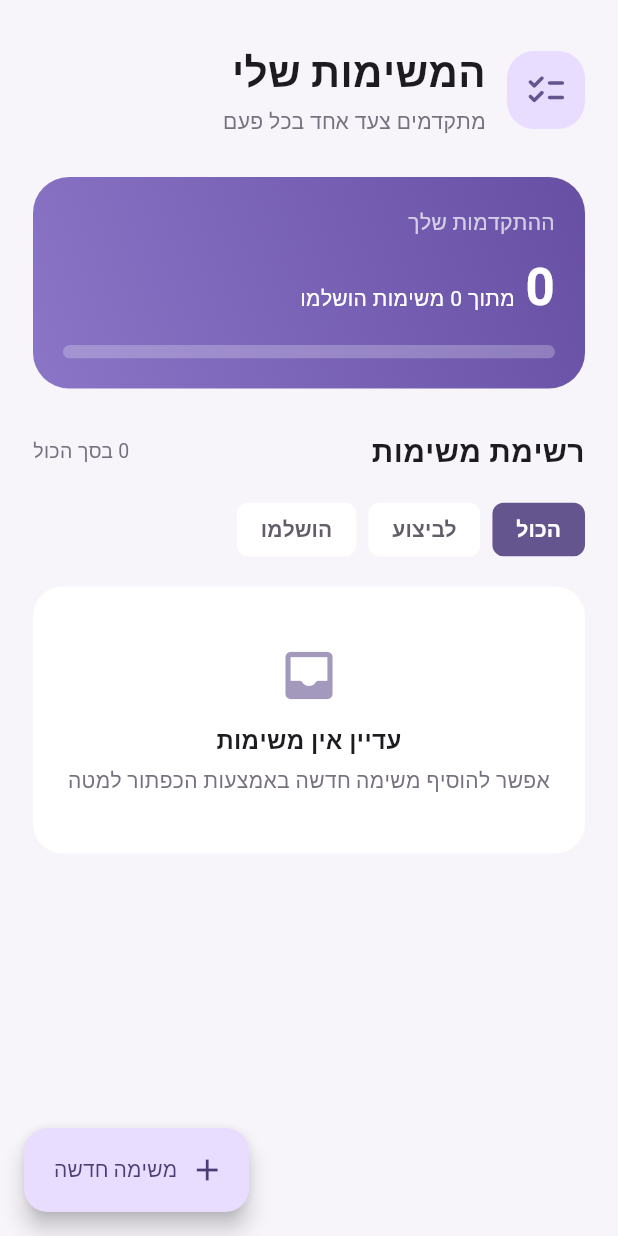
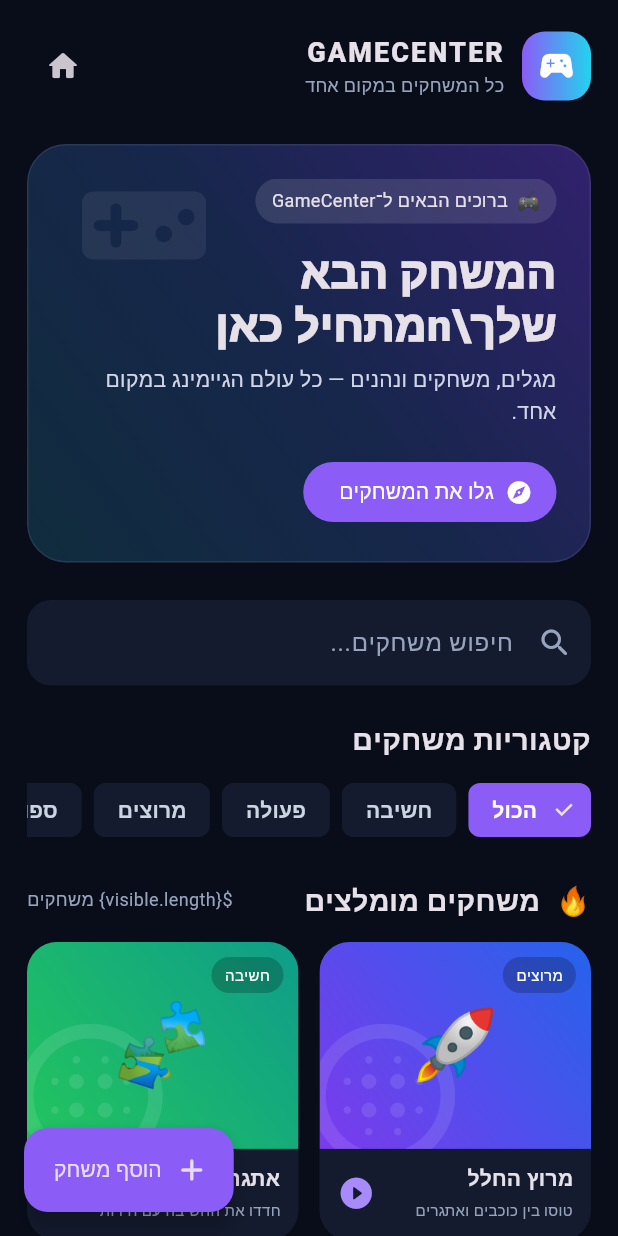
Before and after one commit to gilicohenhoshen-ui/gamecenter, a Flutter app: the screen it shows after launch, on a phone screen of 412 x 824 dp. Run offline on Flutter 3.47's test engine with Material 3 defaults, Android fonts, the phone set to English and light mode, and no system bars; Roboto replaces fonts that are missing (Arial).

Commit message:
Build GameCenter gaming portal homepage

```diff
--- a/lib/main.dart
+++ b/lib/main.dart
@@ -1,295 +1,214 @@
 import 'package:flutter/material.dart';
 
-void main() => runApp(const TasksApp());
+void main() => runApp(const GameCenterApp());
 
-class TasksApp extends StatelessWidget {
-  const TasksApp({super.key});
+const bg = Color(0xFF090D1A);
+const panel = Color(0xFF141B2E);
+const muted = Color(0xFF98A4BD);
+const accent = Color(0xFF8B5CF6);
+
+class GameCenterApp extends StatelessWidget {
+  const GameCenterApp({super.key});
+  @override
+  Widget build(BuildContext context) => MaterialApp(
+    debugShowCheckedModeBanner: false,
+    title: 'GameCenter',
+    theme: ThemeData(
+      brightness: Brightness.dark,
+      scaffoldBackgroundColor: bg,
+      colorScheme: ColorScheme.fromSeed(seedColor: accent, brightness: Brightness.dark),
+      fontFamily: 'Arial',
+      useMaterial3: true,
+    ),
+    home: const HomePage(),
+  );
+}
+
+class Game {
+  Game(this.name, this.category, this.emoji, this.colors, {this.description = 'משחק מהנה שמחכה לך'});
+  final String name, category, emoji, description;
+  final List<Color> colors;
+}
+
+class HomePage extends StatefulWidget {
+  const HomePage({super.key});
+  @override
+  State<HomePage> createState() => _HomePageState();
+}
+
+class _HomePageState extends State<HomePage> {
+  final search = TextEditingController();
+  String category = 'הכול';
+  final categories = ['הכול', 'חשיבה', 'פעולה', 'מרוצים', 'ספורט', 'הרפתקאות', 'ילדים'];
+  final games = <Game>[
+    Game('מרוץ החלל', 'מרוצים', '🚀', [Color(0xFF2563EB), Color(0xFF7C3AED)], description: 'טוסו בין כוכבים ואתגרים'),
+    Game('אתגר המוח', 'חשיבה', '🧩', [Color(0xFF0F9D8A), Color(0xFF22C55E)], description: 'חדדו את החשיבה עם חידות'),
+    Game('זירת הגיבורים', 'פעולה', '⚔️', [Color(0xFFEA580C), Color(0xFFDC2626)], description: 'הרפתקה מלאה באקשן'),
+    Game('כוכב הכדורסל', 'ספורט', '🏀', [Color(0xFFEA8A16), Color(0xFFB45309)], description: 'קלעו לסל ושברו שיאים'),
+    Game('אי ההרפתקאות', 'הרפתקאות', '🏝️', [Color(0xFF0891B2), Color(0xFF2563EB)], description: 'גלו עולם חדש ומסתורי'),
+    Game('עולם החיות', 'ילדים', '🦊', [Color(0xFFDB2777), Color(0xFF9333EA)], description: 'משחק צבעוני לכל המשפחה'),
+    Game('קפיצת הנינג׳ה', 'פעולה', '🥷', [Color(0xFF475569), Color(0xFF7C3AED)]),
+    Game('פאזל הצבעים', 'חשיבה', '🎨', [Color(0xFF0D9488), Color(0xFF0EA5E9)]),
+  ];
+
+  List<Game> get visible => games.where((g) =>
+    (category == 'הכול' || g.category == category) &&
+    ('\${g.name} \${g.category}'.toLowerCase().contains(search.text.toLowerCase()))
+  ).toList();
+
+  void addGame() {
+    final name = TextEditingController();
+    final link = TextEditingController();
+    showDialog(context: context, builder: (ctx) => Directionality(
+      textDirection: TextDirection.rtl,
+      child: AlertDialog(
+        backgroundColor: panel,
+        title: const Text('הוספת משחק חדש'),
+        content: Column(mainAxisSize: MainAxisSize.min, children: [
+          TextField(controller: name, decoration: const InputDecoration(labelText: 'שם המשחק')),
+          const SizedBox(height: 10),
+          TextField(controller: link, decoration: const InputDecoration(labelText: 'קישור למשחק (לא חובה)')),
+        ]),
+        actions: [
+          TextButton(onPressed: () => Navigator.pop(ctx), child: const Text('ביטול')),
+          FilledButton(onPressed: () {
+            if (name.text.trim().isNotEmpty) setState(() => games.insert(0, Game(name.text.trim(), 'חשיבה', '🎮', [accent, const Color(0xFF2563EB)])));
+            Navigator.pop(ctx);
+          }, child: const Text('הוספה')),
+        ],
+      ),
+    ));
+  }
+
+  @override
+  void dispose() { search.dispose(); super.dispose(); }
 
   @override
   Widget build(BuildContext context) {
-    const seed = Color(0xFF6750A4);
-    return MaterialApp(
-      debugShowCheckedModeBanner: false,
-      title: 'המשימות שלי',
-      theme: ThemeData(
-        useMaterial3: true,
-        colorScheme: ColorScheme.fromSeed(seedColor: seed, brightness: Brightness.light),
-        scaffoldBackgroundColor: const Color(0xFFF7F5FA),
-        fontFamily: 'Arial',
+    final wide = MediaQuery.sizeOf(context).width > 760;
+    return Directionality(textDirection: TextDirection.rtl, child: Scaffold(
+      floatingActionButton: FloatingActionButton.extended(
+        onPressed: addGame, backgroundColor: accent,
+        icon: const Icon(Icons.add_rounded), label: const Text('הוסף משחק'),
       ),
-      home: const TasksHomePage(),
-    );
+      body: SafeArea(child: Center(child: ConstrainedBox(
+        constraints: const BoxConstraints(maxWidth: 1180),
+        child: CustomScrollView(slivers: [
+          SliverToBoxAdapter(child: Padding(
+            padding: EdgeInsets.fromLTRB(wide ? 34 : 18, 20, wide ? 34 : 18, 0),
+            child: Column(crossAxisAlignment: CrossAxisAlignment.start, children: [
+              Row(children: [
+                Container(width: 46, height: 46, decoration: BoxDecoration(
+                  gradient: const LinearGradient(colors: [accent, Color(0xFF22D3EE)]),
+                  borderRadius: BorderRadius.circular(15)),
+                  child: const Icon(Icons.sports_esports_rounded, color: Colors.white, size: 27)),
+                const SizedBox(width: 12),
+                const Column(crossAxisAlignment: CrossAxisAlignment.start, children: [
+                  Text('GAMECENTER', style: TextStyle(fontWeight: FontWeight.w900, fontSize: 18, letterSpacing: 1.4)),
+                  Text('כל המשחקים במקום אחד', style: TextStyle(color: muted, fontSize: 12)),
+                ]),
+                const Spacer(),
+                if (wide) TextButton.icon(onPressed: addGame, icon: const Icon(Icons.add), label: const Text('הוסף משחק')),
+                IconButton(onPressed: () => setState(() { category = 'הכול'; search.clear(); }), icon: const Icon(Icons.home_rounded), tooltip: 'דף הבית'),
+              ]),
+              const SizedBox(height: 28),
+              Container(
+                width: double.infinity, padding: EdgeInsets.all(wide ? 30 : 22),
+                decoration: BoxDecoration(
+                  borderRadius: BorderRadius.circular(26),
+                  gradient: const LinearGradient(begin: Alignment.topRight, end: Alignment.bottomLeft,
+                    colors: [Color(0xFF31216D), Color(0xFF17264B), Color(0xFF102C3D)]),
+                  border: Border.all(color: Colors.white.withValues(alpha: .08)),
+                ),
+                child: Stack(children: [
+                  Positioned(left: 10, top: -14, child: Icon(Icons.videogame_asset_rounded, size: wide ? 130 : 90, color: Colors.white.withValues(alpha: .07))),
+                  Column(crossAxisAlignment: CrossAxisAlignment.start, children: [
+                    Container(padding: const EdgeInsets.symmetric(horizontal: 11, vertical: 6),
+                      decoration: BoxDecoration(color: Colors.white.withValues(alpha: .12), borderRadius: BorderRadius.circular(30)),
+                      child: const Text('🎮  ברוכים הבאים ל־GameCenter', style: TextStyle(fontSize: 12))),
+                    const SizedBox(height: 15),
+                    Text('המשחק הבא שלך\\nמתחיל כאן', style: TextStyle(fontSize: wide ? 35 : 29, height: 1.15, fontWeight: FontWeight.w900)),
+                    const SizedBox(height: 9),
+                    const Text('מגלים, משחקים ונהנים — כל עולם הגיימינג במקום אחד.', style: TextStyle(color: Color(0xFFD1D5E8), fontSize: 14)),
+                    const SizedBox(height: 19),
+                    FilledButton.icon(onPressed: () => setState(() => category = 'הכול'),
+                      style: FilledButton.styleFrom(backgroundColor: const Color(0xFF8B5CF6), foregroundColor: Colors.white),
+                      icon: const Icon(Icons.explore_rounded), label: const Text('גלו את המשחקים')),
+                  ]),
+                ]),
+              ),
+              const SizedBox(height: 25),
+              TextField(controller: search, onChanged: (_) => setState(() {}),
+                decoration: InputDecoration(
+                  hintText: 'חיפוש משחקים...',
+                  hintStyle: const TextStyle(color: muted),
+                  prefixIcon: const Icon(Icons.search_rounded, color: muted),
+                  filled: true, fillColor: panel,
+                  contentPadding: const EdgeInsets.symmetric(vertical: 16),
+                  border: OutlineInputBorder(borderRadius: BorderRadius.circular(16), borderSide: BorderSide.none),
+                )),
+              const SizedBox(height: 22),
+              const Text('קטגוריות משחקים', style: TextStyle(fontSize: 19, fontWeight: FontWeight.w800)),
+              const SizedBox(height: 12),
+              SizedBox(height: 42, child: ListView.separated(scrollDirection: Axis.horizontal,
+                itemCount: categories.length, separatorBuilder: (_, __) => const SizedBox(width: 8),
+                itemBuilder: (ctx, i) => ChoiceChip(label: Text(categories[i]), selected: category == categories[i],
+                  onSelected: (_) => setState(() => category = categories[i]),
+                  selectedColor: accent, backgroundColor: panel, side: BorderSide.none,
+                  labelStyle: TextStyle(color: category == categories[i] ? Colors.white : const Color(0xFFCBD5E1), fontWeight: FontWeight.w600)))),
+              const SizedBox(height: 25),
+              Row(children: [
+                const Text('🔥  משחקים מומלצים', style: TextStyle(fontSize: 19, fontWeight: FontWeight.w800)),
+                const Spacer(), Text('\${visible.length} משחקים', style: const TextStyle(color: muted, fontSize: 12)),
+              ]),
+              const SizedBox(height: 14),
+            ]),
+          )),
+          SliverPadding(padding: EdgeInsets.fromLTRB(wide ? 34 : 18, 0, wide ? 34 : 18, 100),
+            sliver: SliverLayoutBuilder(builder: (context, constraints) {
+              final width = constraints.crossAxisExtent;
+              final count = width > 900 ? 4 : width > 580 ? 3 : 2;
+              return SliverGrid(
+                gridDelegate: SliverGridDelegateWithFixedCrossAxisCount(crossAxisCount: count, mainAxisSpacing: 14, crossAxisSpacing: 14, childAspectRatio: wide ? 1.13 : .91),
+                delegate: SliverChildBuilderDelegate((ctx, i) => GameCard(game: visible[i], onTap: () => showDialog(context: context, builder: (ctx) => AlertDialog(
+                  backgroundColor: panel, title: Text(visible[i].name),
+                  content: Text('\${visible[i].description}.\\n\\nאפשר לחבר כאן את קישור המשחק ולפתוח אותו מתוך GameCenter.'),
+                  actions: [TextButton(onPressed: () => Navigator.pop(ctx), child: const Text('סגירה'))],
+                ))), childCount: visible.length),
+              );
+            }),
+          ),
+        ]),
+      ))),
+    ));
   }
 }
 
-enum TaskFilter { all, active, completed }
-
-class TaskItem {
-  TaskItem(this.title);
-  final String title;
-  bool isDone = false;
+class GameCard extends StatelessWidget {
+  const GameCard({super.key, required this.game, required this.onTap});
+  final Game game;
+  final VoidCallback onTap;
+  @override
+  Widget build(BuildContext context) => Material(
+    color: panel, borderRadius: BorderRadius.circular(20), clipBehavior: Clip.antiAlias,
+    child: InkWell(onTap: onTap, child: Column(crossAxisAlignment: CrossAxisAlignment.stretch, children: [
+      Expanded(child: Container(
+        decoration: BoxDecoration(gradient: LinearGradient(begin: Alignment.topRight, end: Alignment.bottomLeft, colors: game.colors)),
+        child: Stack(children: [
+          Positioned(left: -15, bottom: -22, child: Icon(Icons.blur_circular, size: 115, color: Colors.white.withValues(alpha: .10))),
+          Center(child: Text(game.emoji, style: const TextStyle(fontSize: 54))),
+          Positioned(top: 10, right: 10, child: Container(padding: const EdgeInsets.symmetric(horizontal: 9, vertical: 5),
+            decoration: BoxDecoration(color: Colors.black.withValues(alpha: .22), borderRadius: BorderRadius.circular(20)),
+            child: Text(game.category, style: const TextStyle(fontSize: 10, color: Colors.white)))),
+        ]),
+      )),
+      Padding(padding: const EdgeInsets.fromLTRB(12, 10, 12, 12), child: Row(children: [
+        Expanded(child: Column(crossAxisAlignment: CrossAxisAlignment.start, children: [
+          Text(game.name, maxLines: 1, overflow: TextOverflow.ellipsis, style: const TextStyle(fontWeight: FontWeight.w800, fontSize: 14)),
+          const SizedBox(height: 3), Text(game.description, maxLines: 1, overflow: TextOverflow.ellipsis, style: const TextStyle(color: muted, fontSize: 10)),
+        ])),
+        const SizedBox(width: 5), const Icon(Icons.play_circle_fill_rounded, color: Color(0xFFA78BFA), size: 25),
+      ])),
+    ])),
+  );
 }
-
-class TasksHomePage extends StatefulWidget {
-  const TasksHomePage({super.key});
-
-  @override
-  State<TasksHomePage> createState() => _TasksHomePageState();
-}
-
-class _TasksHomePageState extends State<TasksHomePage> {
-  final List<TaskItem> _tasks = [];
-  TaskFilter _filter = TaskFilter.all;
-
-  int get _completedCount => _tasks.where((task) => task.isDone).length;
-
-  List<TaskItem> get _visibleTasks => _tasks.where((task) {
-        switch (_filter) {
-          case TaskFilter.active:
-            return !task.isDone;
-          case TaskFilter.completed:
-            return task.isDone;
-          case TaskFilter.all:
-            return true;
-        }
-      }).toList();
-
-  Future<void> _addTask() async {
-    final controller = TextEditingController();
-    final title = await showDialog<String>(
-      context: context,
-      builder: (dialogContext) => Directionality(
-        textDirection: TextDirection.rtl,
-        child: AlertDialog(
-          title: const Text('משימה חדשה'),
-          content: TextField(
-            controller: controller,
-            autofocus: true,
-            textInputAction: TextInputAction.done,
-            onSubmitted: (_) => Navigator.pop(dialogContext, controller.text),
-            decoration: InputDecoration(
-              hintText: 'מה צריך לעשות?',
-              filled: true,
-              border: OutlineInputBorder(borderRadius: BorderRadius.circular(14)),
-            ),
-          ),
-          actions: [
-            TextButton(
-              onPressed: () => Navigator.pop(dialogContext),
-              child: const Text('ביטול'),
-            ),
-            FilledButton(
-              onPressed: () => Navigator.pop(dialogContext, controller.text),
-              child: const Text('הוספה'),
-            ),
-          ],
-        ),
-      ),
-    );
-    controller.dispose();
-    if (title != null && title.trim().isNotEmpty) {
-      setState(() => _tasks.insert(0, TaskItem(title.trim())));
-    }
-  }
-
-  void _deleteTask(TaskItem task) {
-    setState(() => _tasks.remove(task));
-    ScaffoldMessenger.of(context).showSnackBar(
-      const SnackBar(content: Text('המשימה נמחקה')),
-    );
-  }
-
-  @override
-  Widget build(BuildContext context) {
-    final visible = _visibleTasks;
-    final total = _tasks.length;
-    final progress = total == 0 ? 0.0 : _completedCount / total;
-
-    return Directionality(
-      textDirection: TextDirection.rtl,
-      child: Scaffold(
-        floatingActionButton: FloatingActionButton.extended(
-          onPressed: _addTask,
-          icon: const Icon(Icons.add),
-          label: const Text('משימה חדשה'),
-        ),
-        body: SafeArea(
-          child: Center(
-            child: ConstrainedBox(
-              constraints: const BoxConstraints(maxWidth: 760),
-              child: ListView(
-                padding: const EdgeInsets.fromLTRB(22, 28, 22, 110),
-                children: [
-                  Row(
-                    children: [
-                      Container(
-                        width: 52,
-                        height: 52,
-                        decoration: BoxDecoration(
-                          color: Theme.of(context).colorScheme.primaryContainer,
-                          borderRadius: BorderRadius.circular(18),
-                        ),
-                        child: Icon(Icons.checklist_rounded,
-                            size: 29, color: Theme.of(context).colorScheme.primary),
-                      ),
-                      const SizedBox(width: 14),
-                      const Expanded(
-                        child: Column(
-                          crossAxisAlignment: CrossAxisAlignment.start,
-                          children: [
-                            Text('המשימות שלי',
-                                style: TextStyle(fontSize: 27, fontWeight: FontWeight.w800)),
-                            SizedBox(height: 3),
-                            Text('מתקדמים צעד אחד בכל פעם',
-                                style: TextStyle(color: Color(0xFF77717F), fontSize: 14)),
-                          ],
-                        ),
-                      ),
-                    ],
-                  ),
-                  const SizedBox(height: 26),
-                  Container(
-                    padding: const EdgeInsets.all(20),
-                    decoration: BoxDecoration(
-                      gradient: const LinearGradient(
-                        colors: [Color(0xFF6750A4), Color(0xFF8B75C7)],
-                        begin: Alignment.topRight,
-                        end: Alignment.bottomLeft,
-                      ),
-                      borderRadius: BorderRadius.circular(24),
-                    ),
-                    child: Column(
-                      crossAxisAlignment: CrossAxisAlignment.start,
-                      children: [
-                        const Text('ההתקדמות שלך',
-                            style: TextStyle(color: Colors.white70, fontSize: 14)),
-                        const SizedBox(height: 8),
-                        Row(
-                          crossAxisAlignment: CrossAxisAlignment.end,
-                          children: [
-                            Text('$_completedCount',
-                                style: const TextStyle(color: Colors.white, fontSize: 34, fontWeight: FontWeight.bold)),
-                            Padding(
-                              padding: const EdgeInsets.only(bottom: 6, right: 7),
-                              child: Text('מתוך $total משימות הושלמו',
-                                  style: const TextStyle(color: Colors.white, fontSize: 14)),
-                            ),
-                          ],
-                        ),
-                        const SizedBox(height: 14),
-                        ClipRRect(
-                          borderRadius: BorderRadius.circular(20),
-                          child: LinearProgressIndicator(
-                            value: progress,
-                            minHeight: 9,
-                            backgroundColor: Colors.white24,
-                            valueColor: const AlwaysStoppedAnimation<Color>(Colors.white),
-                          ),
-                        ),
-                      ],
-                    ),
-                  ),
-                  const SizedBox(height: 27),
-                  Row(
-                    children: [
-                      const Expanded(
-                        child: Text('רשימת משימות',
-                            style: TextStyle(fontSize: 20, fontWeight: FontWeight.w800)),
-                      ),
-                      Text('$total בסך הכול',
-                          style: const TextStyle(color: Color(0xFF77717F), fontSize: 13)),
-                    ],
-                  ),
-                  const SizedBox(height: 13),
-                  Wrap(
-                    spacing: 8,
-                    children: [
-                      _filterChip('הכול', TaskFilter.all),
-                      _filterChip('לביצוע', TaskFilter.active),
-                      _filterChip('הושלמו', TaskFilter.completed),
-                    ],
-                  ),
-                  const SizedBox(height: 14),
-                  if (visible.isEmpty)
-                    Container(
-                      padding: const EdgeInsets.symmetric(vertical: 38, horizontal: 20),
-                      decoration: BoxDecoration(
-                        color: Colors.white,
-                        borderRadius: BorderRadius.circular(20),
-                      ),
-                      child: Column(
-                        children: [
-                          Icon(Icons.inbox_rounded, size: 42,
-                              color: Theme.of(context).colorScheme.primary.withValues(alpha: 0.6)),
-                          const SizedBox(height: 10),
-                          Text(_tasks.isEmpty ? 'עדיין אין משימות' : 'אין משימות בתצוגה הזו',
-                              style: const TextStyle(fontWeight: FontWeight.w700, fontSize: 16)),
-                          const SizedBox(height: 5),
-                          const Text('אפשר להוסיף משימה חדשה באמצעות הכפתור למטה',
-                              textAlign: TextAlign.center,
-                              style: TextStyle(color: Color(0xFF77717F))),
-                        ],
-                      ),
-                    )
-                  else
-                    ...visible.map(_taskCard),
-                ],
-              ),
-            ),
-          ),
-        ),
-      ),
-    );
-  }
-
-  Widget _filterChip(String label, TaskFilter filter) {
-    final selected = _filter == filter;
-    return ChoiceChip(
-      label: Text(label),
-      selected: selected,
-      onSelected: (_) => setState(() => _filter = filter),
-      showCheckmark: false,
-      labelStyle: TextStyle(
-        color: selected ? Colors.white : const Color(0xFF625D68),
-        fontWeight: FontWeight.w600,
-      ),
-      selectedColor: Theme.of(context).colorScheme.primary,
-      backgroundColor: Colors.white,
-      side: BorderSide.none,
-    );
-  }
-
-  Widget _taskCard(TaskItem task) {
-    return Container(
-      margin: const EdgeInsets.only(bottom: 10),
-      decoration: BoxDecoration(
-        color: Colors.white,
-        borderRadius: BorderRadius.circular(18),
-        border: Border.all(color: const Color(0xFFECE8F0)),
-      ),
-      child: ListTile(
-        contentPadding: const EdgeInsetsDirectional.only(start: 8, end: 8, top: 5, bottom: 5),
-        leading: Checkbox(
-          value: task.isDone,
-          shape: RoundedRectangleBorder(borderRadius: BorderRadius.circular(6)),
-          onChanged: (value) => setState(() => task.isDone = value ?? false),
-        ),
-        title: Text(
-          task.title,
-          style: TextStyle(
-            fontSize: 15,
-            fontWeight: FontWeight.w600,
-            color: task.isDone ? const Color(0xFF99939F) : const Color(0xFF292531),
-            decoration: task.isDone ? TextDecoration.lineThrough : TextDecoration.none,
-          ),
-        ),
-        trailing: IconButton(
-          tooltip: 'מחיקת משימה',
-          onPressed: () => _deleteTask(task),
-          icon: const Icon(Icons.delete_outline_rounded),
-          color: const Color(0xFF9A929F),
-        ),
-      ),
-    );
-  }
-}
```
